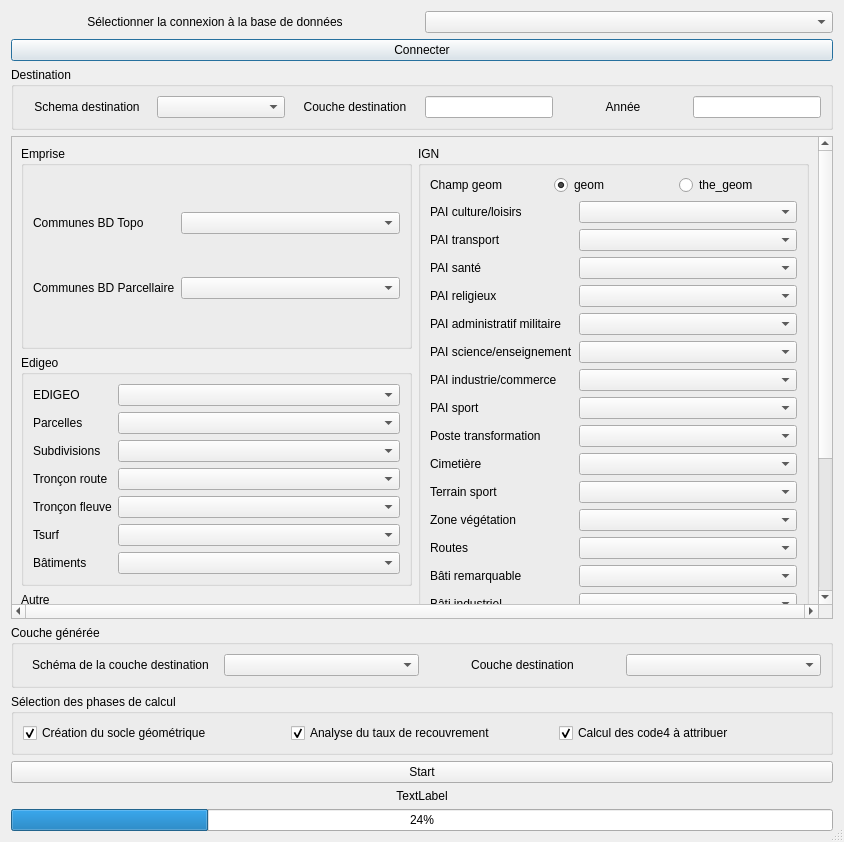
The window that Outil-Socle-MOS/socle_mos/interface_socle.ui (SIRS-CLS/mos-adeupa-ce) describes before a commit, drawn with Qt 5.
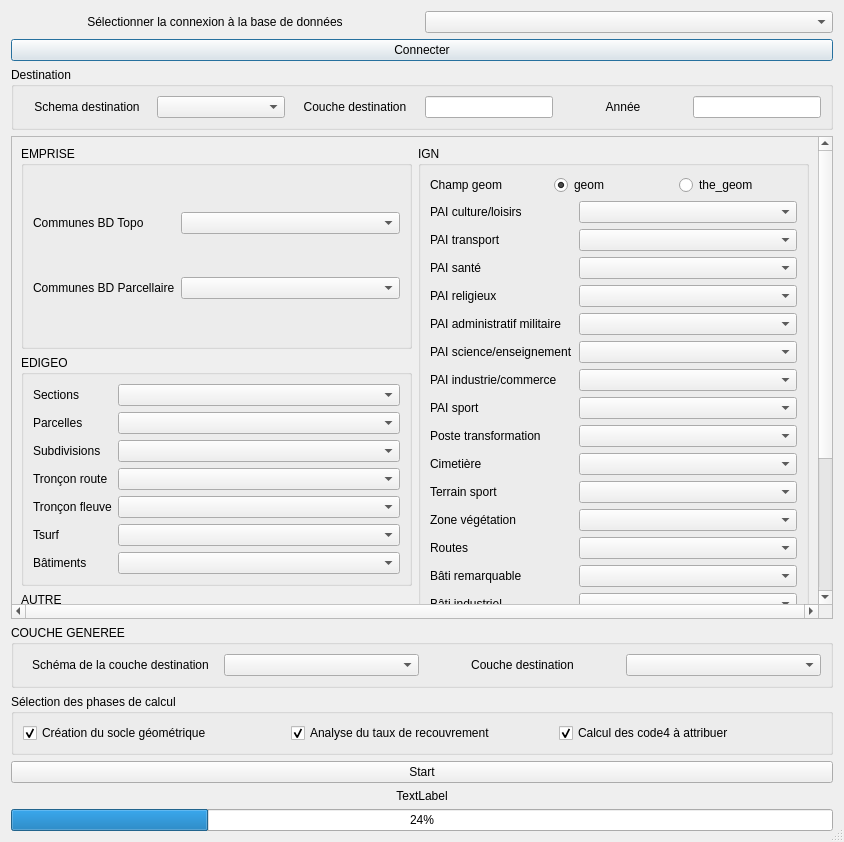
The same window after the commit.

The edit to the form file:
```diff
--- a/Outil-Socle-MOS/socle_mos/interface_socle.ui
+++ b/Outil-Socle-MOS/socle_mos/interface_socle.ui
@@ -146,7 +146,7 @@
       <property name="geometry">
        <rect>
         <x>0</x>
-        <y>0</y>
+        <y>-125</y>
         <width>807</width>
         <height>618</height>
        </rect>
@@ -160,7 +160,7 @@
          <item>
           <widget class="QGroupBox" name="groupBox_5">
            <property name="title">
-            <string>Emprise</string>
+            <string>EMPRISE</string>
            </property>
            <layout class="QGridLayout" name="gridLayout_5">
             <property name="sizeConstraint">
@@ -204,7 +204,7 @@
             </sizepolicy>
            </property>
            <property name="title">
-            <string>Edigeo</string>
+            <string>EDIGEO</string>
            </property>
            <layout class="QGridLayout" name="gridLayout_4">
             <property name="sizeConstraint">
@@ -309,7 +309,7 @@
             <item row="0" column="0">
              <widget class="QLabel" name="label_4">
               <property name="text">
-               <string>EDIGEO</string>
+               <string>Sections</string>
               </property>
              </widget>
             </item>
@@ -325,7 +325,7 @@
             </sizepolicy>
            </property>
            <property name="title">
-            <string>Autre</string>
+            <string>AUTRE</string>
            </property>
            <layout class="QGridLayout" name="gridLayout_3">
             <property name="sizeConstraint">
@@ -738,7 +738,7 @@
       <bool>true</bool>
      </property>
      <property name="title">
-      <string>Couche générée</string>
+      <string>COUCHE GENEREE</string>
      </property>
      <layout class="QVBoxLayout" name="verticalLayout_4">
       <item>
```
